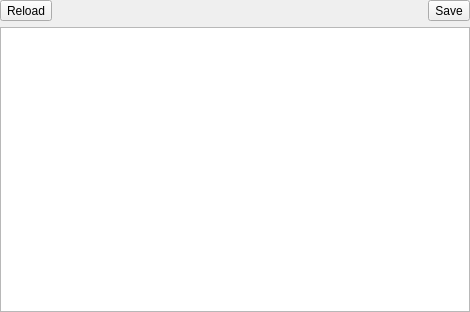
Above: AbstractWidgets/xgenericheaderwidget.ui from horsicq/FormatWidgets before the change. Below: the same form after it.
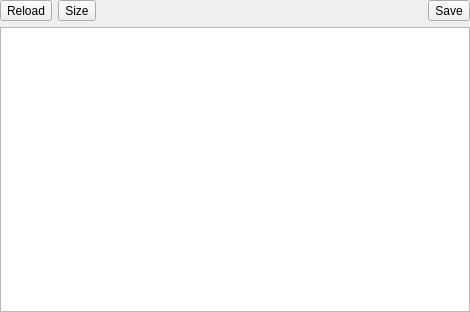
That is the form after the change.

Diff of the .ui file:
```diff
--- a/AbstractWidgets/xgenericheaderwidget.ui
+++ b/AbstractWidgets/xgenericheaderwidget.ui
@@ -35,6 +35,13 @@
        </property>
       </widget>
      </item>
+     <item>
+      <widget class="QToolButton" name="toolButtonTableSize">
+       <property name="text">
+        <string>Size</string>
+       </property>
+      </widget>
+     </item>
      <item>
       <spacer name="horizontalSpacer">
        <property name="orientation">
```
